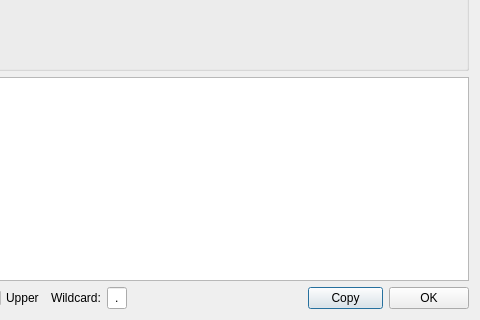
This is dialoghexsignature.ui in horsicq/FormatDialogs as Qt 5 draws it before an edit; both pictures show x 96 to 576 and y 100 to 420 of the 576 by 420 pixel window. The edited form follows.
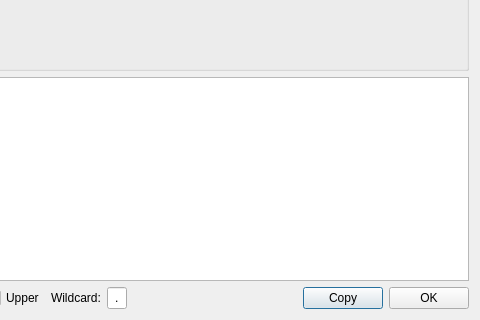
This is the edited form.

Patch:
```diff
--- a/dialoghexsignature.ui
+++ b/dialoghexsignature.ui
@@ -180,12 +180,6 @@
      </item>
      <item>
       <widget class="QPushButton" name="pushButtonCopy">
-       <property name="maximumSize">
-        <size>
-         <width>75</width>
-         <height>23</height>
-        </size>
-       </property>
        <property name="text">
         <string>Copy</string>
        </property>
```
